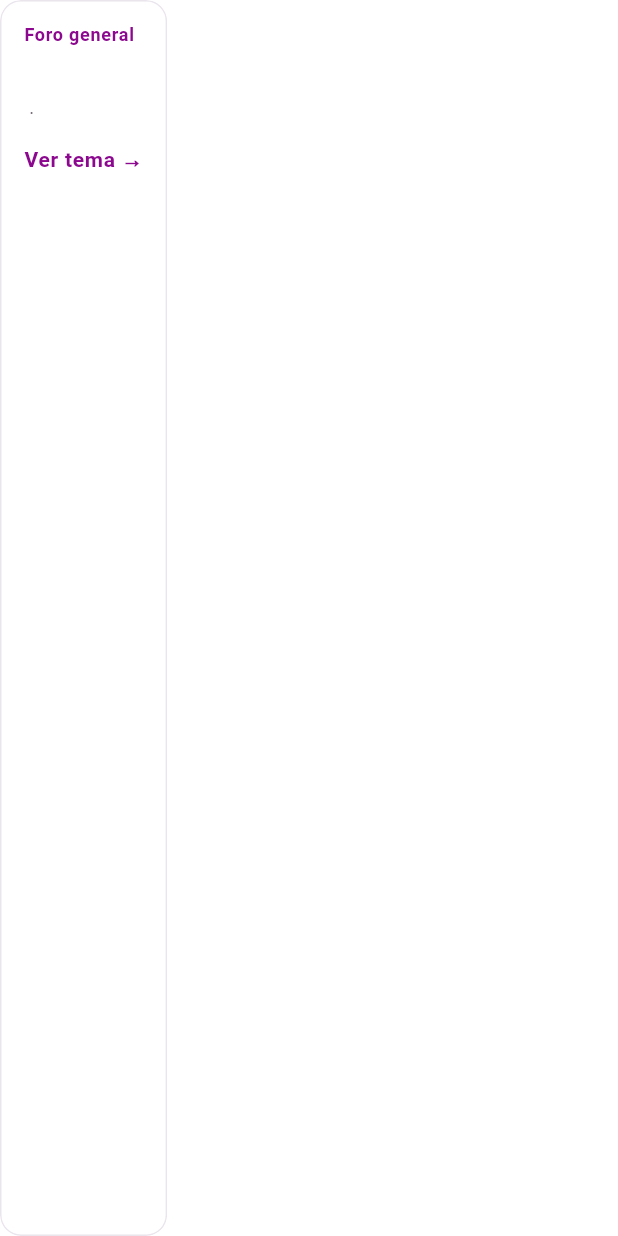
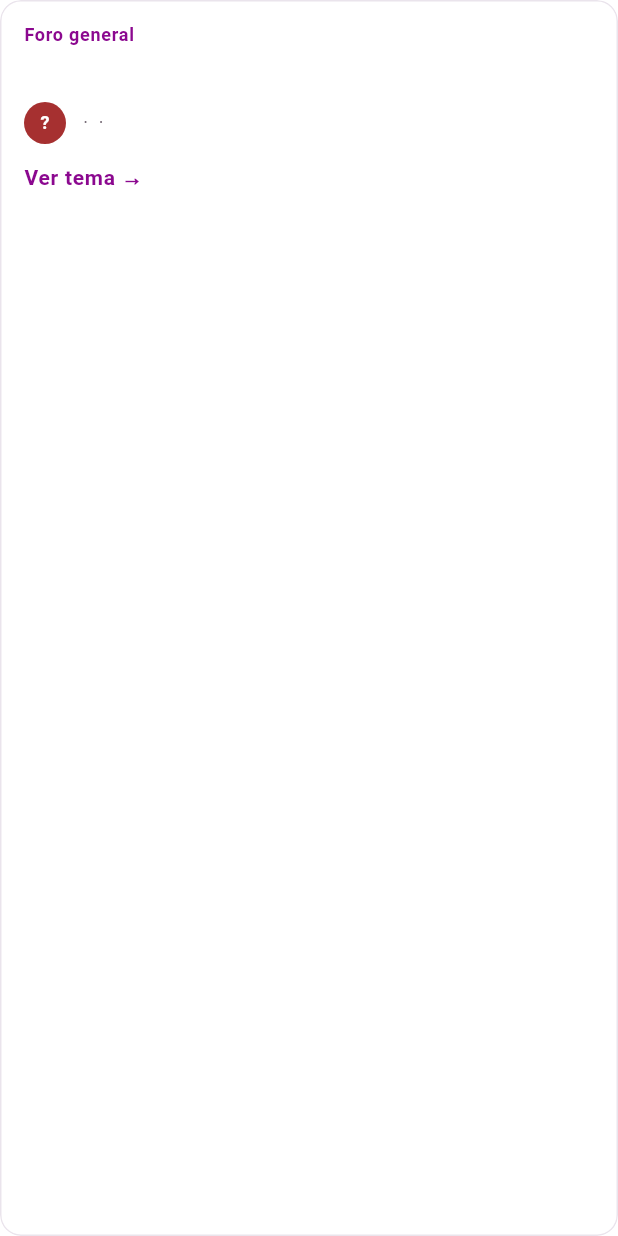
Before and after one commit to IoT-UPC-202620/Edifika-MobileApp, a Flutter app: the _TopicCard widget shown alone on an empty page, opened directly with empty values, on a phone screen of 412 x 824 dp. Run offline on Flutter 3.47's test engine with Material 3 defaults, Android fonts, the phone set to English and light mode, and no system bars; our stand-ins replace dio, flutter_bloc, flutter_secure_storage, freezed_annotation, go_router; accounts and stored records are empty; network calls fail.

Commit message:
feat(forum): show the author role and an initials avatar
- Administrador / Propietario / Inquilino from the post authorRole, or the user roles for older posts
- InitialsAvatar uses a stable color derived from the name

```diff
--- a/edifika_mobile/lib/core/widgets/feedback_views.dart
+++ b/edifika_mobile/lib/core/widgets/feedback_views.dart
@@ -187,14 +187,23 @@ class InitialsAvatar extends StatelessWidget {
     return (first + last).toUpperCase();
   }
 
+  /// Mismo nombre, mismo color (como la web).
+  static Color colorOf(String name) {
+    var hash = 0;
+    for (final unit in name.codeUnits) {
+      hash = (hash * 31 + unit) & 0x7fffffff;
+    }
+    return HSLColor.fromAHSL(1, (hash % 360).toDouble(), 0.55, 0.42).toColor();
+  }
+
   @override
   Widget build(BuildContext context) {
     return CircleAvatar(
       radius: radius,
-      backgroundColor: AppColors.primaryContainer,
+      backgroundColor: colorOf(fullName),
       child: Text(
         initialsOf(fullName),
-        style: Theme.of(context).textTheme.labelSmall?.copyWith(color: AppColors.primary),
+        style: Theme.of(context).textTheme.labelSmall?.copyWith(color: Colors.white, fontWeight: FontWeight.w700),
       ),
     );
   }
--- a/edifika_mobile/lib/features/forum/domain/post.dart
+++ b/edifika_mobile/lib/features/forum/domain/post.dart
@@ -12,6 +12,9 @@ abstract class Post with _$Post {
     required int residentId,
     String? imageUrl,
     String? createdAt,
+
+    /// Rol del autor al publicar (ADMIN, OWNER o TENANT), guardado por Forum desde el JWT.
+    String? authorRole,
   }) = _Post;
 
   factory Post.fromJson(Map<String, dynamic> json) => _$PostFromJson(json);
--- a/edifika_mobile/lib/features/forum/presentation/community_screen.dart
+++ b/edifika_mobile/lib/features/forum/presentation/community_screen.dart
@@ -14,10 +14,11 @@ import 'forum_cubits.dart';
 
 /// Datos que recibe "Tema del foro".
 class PostDetailArgs {
-  const PostDetailArgs({required this.post, required this.authorName});
+  const PostDetailArgs({required this.post, required this.authorName, this.authorRole = ''});
 
   final Post post;
   final String authorName;
+  final String authorRole;
 }
 
 /// Mockup 10 · Comunidades.
@@ -88,9 +89,10 @@ class CommunityScreen extends StatelessWidget {
                             _TopicCard(
                               post: post,
                               author: state.authorOf(post),
+                              role: state.roleOf(post),
                               onTap: () => context.push(
                                 '/community/post',
-                                extra: PostDetailArgs(post: post, authorName: state.authorOf(post)),
+                                extra: PostDetailArgs(post: post, authorName: state.authorOf(post), authorRole: state.roleOf(post)),
                               ),
                             ),
                             const SizedBox(height: AppSpacing.md),
@@ -110,10 +112,11 @@ class CommunityScreen extends StatelessWidget {
 }
 
 class _TopicCard extends StatelessWidget {
-  const _TopicCard({required this.post, required this.author, required this.onTap});
+  const _TopicCard({required this.post, required this.author, required this.role, required this.onTap});
 
   final Post post;
   final String author;
+  final String role;
   final VoidCallback onTap;
 
   @override
@@ -128,7 +131,15 @@ class _TopicCard extends StatelessWidget {
           const SizedBox(height: AppSpacing.sm),
           Text(post.title, style: textTheme.titleMedium),
           const SizedBox(height: AppSpacing.sm),
-          Text('$author · ${Formatters.date(post.createdAt ?? '')}', style: textTheme.bodySmall),
+          Row(
+            children: [
+              InitialsAvatar(author, radius: 14),
+              const SizedBox(width: AppSpacing.sm),
+              Expanded(
+                child: Text('$author · $role · ${Formatters.date(post.createdAt ?? '')}', style: textTheme.bodySmall),
+              ),
+            ],
+          ),
           const SizedBox(height: AppSpacing.md),
           Text('Ver tema →', style: textTheme.labelMedium?.copyWith(color: AppColors.primary)),
         ],
--- a/edifika_mobile/lib/features/forum/presentation/post_detail_screen.dart
+++ b/edifika_mobile/lib/features/forum/presentation/post_detail_screen.dart
@@ -41,7 +41,10 @@ class PostDetailScreen extends StatelessWidget {
                       const SizedBox(width: AppSpacing.md),
                       Expanded(
                         child: Text(
-                          post.residentId == user.id ? '${args.authorName} · Tú' : args.authorName,
+                          [
+                            post.residentId == user.id ? '${args.authorName} · Tú' : args.authorName,
+                            if (args.authorRole.isNotEmpty) args.authorRole,
+                          ].join(' · '),
                           style: textTheme.bodyLarge,
                         ),
                       ),
```
Also changed, not shown: edifika_mobile/lib/features/forum/presentation/forum_cubits.dart (+22 -0 lines), edifika_mobile/lib/features/forum/domain/post.freezed.dart, edifika_mobile/lib/features/forum/domain/post.g.dart, edifika_mobile/lib/features/forum/presentation/forum_cubits.freezed.dart.
